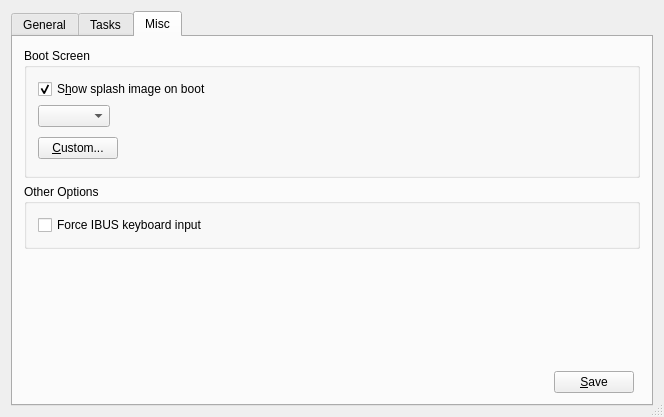
trueos/pcbsd, file src-qt4/pc-sysmanager/pbsystemtab.ui: the form before one commit.
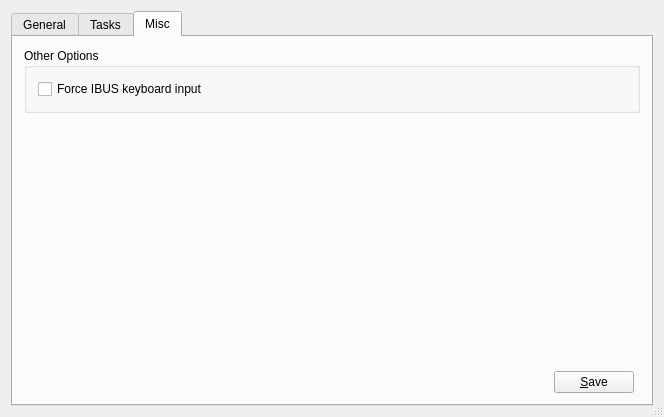
The form after the commit. The open tabs and pages were chosen to show the change. Icons and pictures are not drawn.

Commit message: Remove the splash screen options from pc-sysmanager - it no longer works at all.

```diff
--- a/src-qt4/pc-sysmanager/pbsystemtab.ui
+++ b/src-qt4/pc-sysmanager/pbsystemtab.ui
@@ -487,107 +487,6 @@
       </attribute>
       <layout class="QGridLayout" name="gridLayout_3">
        <item row="0" column="0" colspan="3">
-        <widget class="QGroupBox" name="groupBox_4">
-         <property name="title">
-          <string>Boot Screen</string>
-         </property>
-         <layout class="QGridLayout" name="gridLayout_5">
-          <item row="0" column="0" colspan="2">
-           <layout class="QHBoxLayout" name="horizontalLayout_12">
-            <item>
-             <widget class="QCheckBox" name="showBootCheck">
-              <property name="text">
-               <string>S&amp;how splash image on boot</string>
-              </property>
-              <property name="shortcut">
-               <string>Alt+H</string>
-              </property>
-              <property name="checked">
-               <bool>true</bool>
-              </property>
-             </widget>
-            </item>
-            <item>
-             <spacer name="horizontalSpacer_12">
-              <property name="orientation">
-               <enum>Qt::Horizontal</enum>
-              </property>
-              <property name="sizeHint" stdset="0">
-               <size>
-                <width>40</width>
-                <height>20</height>
-               </size>
-              </property>
-             </spacer>
-            </item>
-           </layout>
-          </item>
-          <item row="1" column="0" colspan="2">
-           <layout class="QHBoxLayout" name="horizontalLayout_11">
-            <item>
-             <widget class="QComboBox" name="splashSelect"/>
-            </item>
-            <item>
-             <spacer name="horizontalSpacer_11">
-              <property name="orientation">
-               <enum>Qt::Horizontal</enum>
-              </property>
-              <property name="sizeHint" stdset="0">
-               <size>
-                <width>40</width>
-                <height>20</height>
-               </size>
-              </property>
-             </spacer>
-            </item>
-           </layout>
-          </item>
-          <item row="2" column="0">
-           <widget class="QPushButton" name="customBut">
-            <property name="text">
-             <string>&amp;Custom...</string>
-            </property>
-            <property name="shortcut">
-             <string>Alt+C</string>
-            </property>
-           </widget>
-          </item>
-          <item row="2" column="1">
-           <spacer name="spacer39">
-            <property name="orientation">
-             <enum>Qt::Horizontal</enum>
-            </property>
-            <property name="sizeType">
-             <enum>QSizePolicy::Expanding</enum>
-            </property>
-            <property name="sizeHint" stdset="0">
-             <size>
-              <width>251</width>
-              <height>31</height>
-             </size>
-            </property>
-           </spacer>
-          </item>
-         </layout>
-        </widget>
-       </item>
-       <item row="2" column="0" colspan="3">
-        <spacer name="spacer37">
-         <property name="orientation">
-          <enum>Qt::Vertical</enum>
-         </property>
-         <property name="sizeType">
-          <enum>QSizePolicy::Expanding</enum>
-         </property>
-         <property name="sizeHint" stdset="0">
-          <size>
-           <width>30</width>
-           <height>190</height>
-          </size>
-         </property>
-        </spacer>
-       </item>
-       <item row="1" column="0" colspan="3">
         <widget class="QGroupBox" name="groupBox_6">
          <property name="title">
           <string>Other Options</string>
@@ -603,14 +502,30 @@
          </layout>
         </widget>
        </item>
-       <item row="3" column="1">
+       <item row="1" column="0" colspan="3">
+        <spacer name="spacer37">
+         <property name="orientation">
+          <enum>Qt::Vertical</enum>
+         </property>
+         <property name="sizeType">
+          <enum>QSizePolicy::Expanding</enum>
+         </property>
+         <property name="sizeHint" stdset="0">
+          <size>
+           <width>30</width>
+           <height>190</height>
+          </size>
+         </property>
+        </spacer>
+       </item>
+       <item row="2" column="1">
         <widget class="QPushButton" name="pushMiscSave">
          <property name="text">
           <string>&amp;Save</string>
          </property>
         </widget>
        </item>
-       <item row="3" column="0">
+       <item row="2" column="0">
         <spacer name="horizontalSpacer_9">
          <property name="orientation">
           <enum>Qt::Horizontal</enum>
```
Left out of the diff: 35 changed lines with no effect on the pictures. The commit also changes 2 other files.
